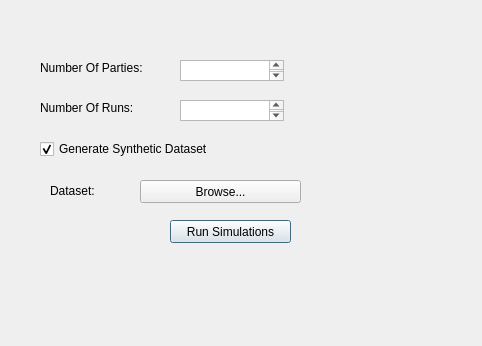
First picture: the form in Client/UI/UiFiles/SimulationsDialog.ui, repository adar2/Privacy-preserving-machine-learning-laboratory, before the edit.
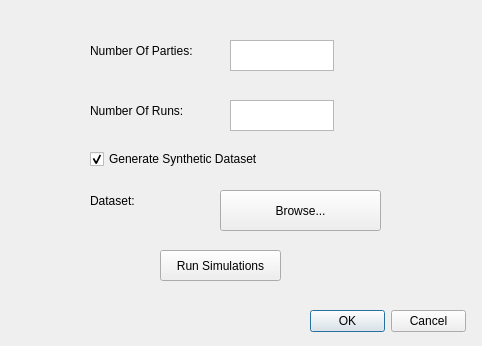
Second picture: the form after the edit.

Commit message: Added checkbox logic and changed UI stuff size

```diff
--- a/Client/UI/UiFiles/SimulationsDialog.ui
+++ b/Client/UI/UiFiles/SimulationsDialog.ui
@@ -16,10 +16,10 @@
   <widget class="QLabel" name="label_2">
    <property name="geometry">
     <rect>
-     <x>40</x>
-     <y>60</y>
+     <x>90</x>
+     <y>40</y>
      <width>131</width>
-     <height>16</height>
+     <height>21</height>
     </rect>
    </property>
    <property name="text">
@@ -29,10 +29,10 @@
   <widget class="QLabel" name="label_3">
    <property name="geometry">
     <rect>
-     <x>40</x>
+     <x>90</x>
      <y>100</y>
      <width>131</width>
-     <height>16</height>
+     <height>21</height>
     </rect>
    </property>
    <property name="text">
@@ -42,10 +42,10 @@
   <widget class="QPushButton" name="run_simulations_button">
    <property name="geometry">
     <rect>
-     <x>170</x>
-     <y>220</y>
+     <x>160</x>
+     <y>250</y>
      <width>121</width>
-     <height>23</height>
+     <height>31</height>
     </rect>
    </property>
    <property name="text">
@@ -55,28 +55,28 @@
   <widget class="QPlainTextEdit" name="num_of_parties_textbox">
    <property name="geometry">
     <rect>
-     <x>180</x>
-     <y>60</y>
+     <x>230</x>
+     <y>40</y>
      <width>104</width>
-     <height>21</height>
+     <height>31</height>
     </rect>
    </property>
   </widget>
   <widget class="QPlainTextEdit" name="num_of_runs_textbox">
    <property name="geometry">
     <rect>
-     <x>180</x>
+     <x>230</x>
      <y>100</y>
      <width>104</width>
-     <height>21</height>
+     <height>31</height>
     </rect>
    </property>
   </widget>
   <widget class="QCheckBox" name="generate_dataset_checkbox">
    <property name="geometry">
     <rect>
-     <x>40</x>
-     <y>140</y>
+     <x>90</x>
+     <y>150</y>
      <width>211</width>
      <height>18</height>
     </rect>
@@ -91,8 +91,8 @@
   <widget class="QLabel" name="label">
    <property name="geometry">
     <rect>
-     <x>50</x>
-     <y>180</y>
+     <x>90</x>
+     <y>190</y>
      <width>91</width>
      <height>21</height>
     </rect>
@@ -104,16 +104,29 @@
   <widget class="QPushButton" name="browse_button">
    <property name="geometry">
     <rect>
-     <x>140</x>
-     <y>180</y>
+     <x>220</x>
+     <y>190</y>
      <width>161</width>
-     <height>23</height>
+     <height>41</height>
     </rect>
    </property>
    <property name="text">
     <string>Browse...</string>
    </property>
   </widget>
+  <widget class="QDialogButtonBox" name="buttonBox">
+   <property name="geometry">
+    <rect>
+     <x>310</x>
+     <y>310</y>
+     <width>156</width>
+     <height>23</height>
+    </rect>
+   </property>
+   <property name="standardButtons">
+    <set>QDialogButtonBox::Cancel|QDialogButtonBox::Ok</set>
+   </property>
+  </widget>
  </widget>
  <resources/>
  <connections/>
```
The commit also changes 4 other files.
